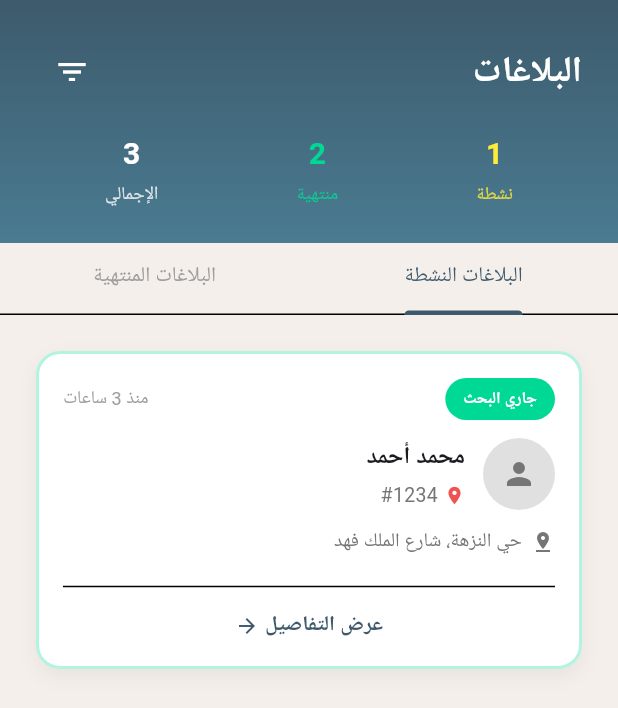
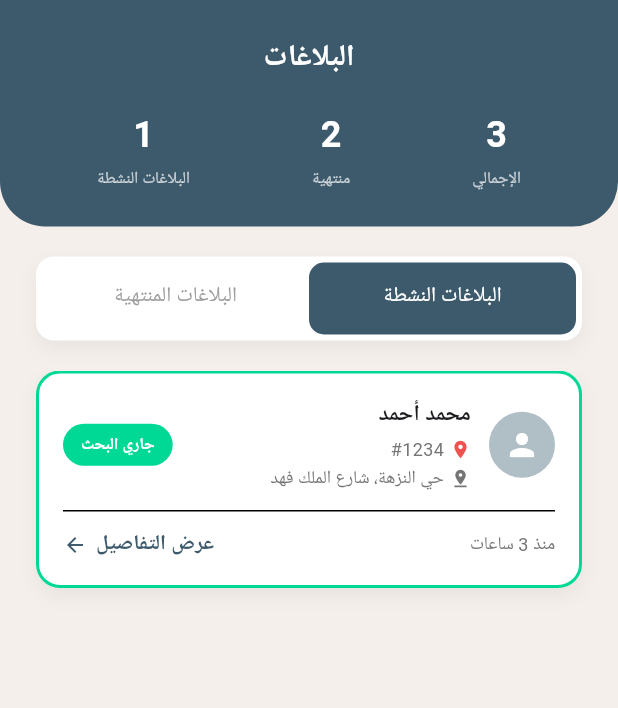
Before and after one commit to sarabashawri/Janah_f, a Flutter app: the ReportsListScreen screen opened by its route, on a phone screen of 412 x 824 dp. Shown: the top 708 px of the screen. Run offline on Flutter 3.47's test engine with Material 3 defaults, Android fonts, the phone set to English and light mode, and no system bars; our stand-ins replace google_fonts, image_picker.

Commit message:
Update reports_list_screen.dart

```diff
--- a/lib/screens/guardian/reports_list_screen.dart
+++ b/lib/screens/guardian/reports_list_screen.dart
@@ -28,70 +28,83 @@ class _ReportsListScreenState extends State<ReportsListScreen>
     return Directionality(
       textDirection: TextDirection.rtl,
       child: Scaffold(
-        backgroundColor: const Color(0xFFF4EFEB), // ✅ اللون الموحد
+        backgroundColor: const Color(0xFFF4EFEB),
         body: SafeArea(
           child: Column(
             children: [
-              // Header
+              // Header مع الأرقام
               Container(
                 width: double.infinity,
                 padding: const EdgeInsets.all(24),
                 decoration: const BoxDecoration(
-                  gradient: LinearGradient(
-                    begin: Alignment.topCenter,
-                    end: Alignment.bottomCenter,
-                    colors: [Color(0xFF3D5A6C), Color(0xFF4A7B91)],
+                  color: Color(0xFF3D5A6C),
+                  borderRadius: BorderRadius.only(
+                    bottomLeft: Radius.circular(30),
+                    bottomRight: Radius.circular(30),
                   ),
                 ),
                 child: Column(
                   children: [
-                    Row(
-                      mainAxisAlignment: MainAxisAlignment.spaceBetween,
-                      children: [
                     const Text(
                       'البلاغات',
                       style: TextStyle(
-                            fontSize: 24,
+                        fontSize: 20,
                         fontWeight: FontWeight.w700,
                         color: Colors.white,
                       ),
                     ),
-                        IconButton(
-                          onPressed: () {},
-                          icon: const Icon(
-                            Icons.filter_list,
-                            color: Colors.white,
-                          ),
-                        ),
-                      ],
-                    ),
-                    const SizedBox(height: 16),
+                    const SizedBox(height: 20),
+
+                    // الأرقام في الـ Header
                     Row(
                       mainAxisAlignment: MainAxisAlignment.spaceAround,
                       children: [
-                        _buildStatChip('نشطة', '1', const Color(0xFFFFEB3B)),
+                        _buildStatChip('الإجمالي', '3', Colors.white),
                         _buildStatChip('منتهية', '2', const Color(0xFF00D995)),
-                        _buildStatChip('الإجمالي', '3', Colors.white),
+                        _buildStatChip('البلاغات النشطة', '1', const Color(0xFFFFEB3B)),
                       ],
                     ),
                   ],
                 ),
               ),
 
-              // Tabs
-              Container(
-                color: const Color(0xFFF4EFEB), // ✅ بدل الأبيض
+              const SizedBox(height: 20),
+
+              // Tabs في مربع أبيض
+              Padding(
+                padding: const EdgeInsets.symmetric(horizontal: 24),
+                child: Container(
+                  padding: const EdgeInsets.all(4),
+                  decoration: BoxDecoration(
+                    color: Colors.white,
+                    borderRadius: BorderRadius.circular(12),
+                    boxShadow: [
+                      BoxShadow(
+                        color: Colors.black.withOpacity(0.05),
+                        blurRadius: 10,
+                        offset: const Offset(0, 5),
+                      ),
+                    ],
+                  ),
                   child: TabBar(
                     controller: _tabController,
-                  labelColor: const Color(0xFF3D5A6C),
+                    labelColor: Colors.white,
                     unselectedLabelColor: const Color(0xFF9E9E9E),
-                  indicatorColor: const Color(0xFF3D5A6C),
+                    indicatorSize: TabBarIndicatorSize.tab,
+                    indicator: BoxDecoration(
+                      color: const Color(0xFF3D5A6C),
+                      borderRadius: BorderRadius.circular(10),
+                    ),
+                    dividerColor: Colors.transparent,
                     tabs: const [
                       Tab(text: 'البلاغات النشطة'),
                       Tab(text: 'البلاغات المنتهية'),
                     ],
                   ),
                 ),
+              ),
+
+              const SizedBox(height: 20),
 
               // Tab Content
               Expanded(
@@ -115,19 +128,20 @@ class _ReportsListScreenState extends State<ReportsListScreen>
       children: [
         Text(
           count,
-          style: TextStyle(
-            fontSize: 20,
+          style: const TextStyle(
+            fontSize: 24,
             fontWeight: FontWeight.w700,
-            color: color,
+            color: Colors.white,
           ),
         ),
         const SizedBox(height: 4),
         Text(
           label,
-          style: TextStyle(
-            fontSize: 12,
-            color: color.withOpacity(0.8),
+          style: const TextStyle(
+            fontSize: 11,
+            color: Colors.white70,
           ),
+          textAlign: TextAlign.center,
         ),
       ],
     );
@@ -135,7 +149,7 @@ class _ReportsListScreenState extends State<ReportsListScreen>
 
   Widget _buildActiveReports() {
     return ListView(
-      padding: const EdgeInsets.all(24),
+      padding: const EdgeInsets.symmetric(horizontal: 24),
       children: [
         _buildReportCard(
           reportId: '#1234',
@@ -151,7 +165,7 @@ class _ReportsListScreenState extends State<ReportsListScreen>
 
   Widget _buildClosedReports() {
     return ListView(
-      padding: const EdgeInsets.all(24),
+      padding: const EdgeInsets.symmetric(horizontal: 24),
       children: [
         _buildReportCard(
           reportId: '#1235',
@@ -182,18 +196,13 @@ class _ReportsListScreenState extends State<ReportsListScreen>
     required String status,
     required Color statusColor,
   }) {
-    return InkWell(
-      onTap: () {
-        Navigator.of(context).pushNamed('/guardian/report-details');
-      },
-      borderRadius: BorderRadius.circular(16),
-      child: Container(
+    return Container(
       margin: const EdgeInsets.only(bottom: 12),
       padding: const EdgeInsets.all(16),
       decoration: BoxDecoration(
         color: Colors.white,
         borderRadius: BorderRadius.circular(16),
-          border: Border.all(color: statusColor.withOpacity(0.3), width: 2),
+        border: Border.all(color: statusColor, width: 2),
         boxShadow: [
           BoxShadow(
             color: Colors.black.withOpacity(0.05),
@@ -203,13 +212,54 @@ class _ReportsListScreenState extends State<ReportsListScreen>
         ],
       ),
       child: Column(
+        children: [
+          // الصف الأول: أيقونة + اسم + رقم + موقع (يسار) | حالة (يمين)
+          Row(
+            children: [
+              const CircleAvatar(
+                radius: 22,
+                backgroundColor: Color(0xFFB0BEC5),
+                child: Icon(Icons.person, color: Colors.white),
+              ),
+              const SizedBox(width: 12),
+              Expanded(
+                child: Column(
                   crossAxisAlignment: CrossAxisAlignment.start,
                   children: [
+                    Text(
+                      childName,
+                      style: const TextStyle(
+                        fontSize: 15,
+                        fontWeight: FontWeight.w700,
+                      ),
+                    ),
+                    const SizedBox(height: 4),
                     Row(
                       children: [
+                        const Icon(Icons.location_on, size: 14, color: Color(0xFFEF5350)),
+                        const SizedBox(width: 4),
+                        Text(
+                          reportId,
+                          style: const TextStyle(fontSize: 12, color: Color(0xFF757575)),
+                        ),
+                      ],
+                    ),
+                    const SizedBox(height: 2),
+                    Row(
+                      children: [
+                        const Icon(Icons.pin_drop, size: 14, color: Color(0xFF757575)),
+                        const SizedBox(width: 4),
+                        Text(
+                          location,
+                          style: const TextStyle(fontSize: 12, color: Color(0xFF757575)),
+                        ),
+                      ],
+                    ),
+                  ],
+                ),
+              ),
               Container(
-                  padding: const EdgeInsets.symmetric(
-                      horizontal: 12, vertical: 6),
+                padding: const EdgeInsets.symmetric(horizontal: 12, vertical: 6),
                 decoration: BoxDecoration(
                   color: statusColor,
                   borderRadius: BorderRadius.circular(20),
@@ -223,84 +273,27 @@ class _ReportsListScreenState extends State<ReportsListScreen>
                   ),
                 ),
               ),
-                const Spacer(),
-                Text(
-                  time,
-                  style: const TextStyle(
-                    fontSize: 12,
-                    color: Color(0xFF9E9E9E),
-                  ),
-                ),
             ],
           ),
           const SizedBox(height: 12),
-            Row(
-              children: [
-                const CircleAvatar(
-                  radius: 24,
-                  backgroundColor: Color(0xFFE0E0E0),
-                  child: Icon(Icons.person, color: Color(0xFF757575)),
-                ),
-                const SizedBox(width: 12),
-                Expanded(
-                  child: Column(
-                    crossAxisAlignment: CrossAxisAlignment.start,
+          const Divider(height: 1),
+          const SizedBox(height: 12),
+          // الصف الأخير: منذ X (يسار) | عرض التفاصيل (يمين)
+          InkWell(
+            onTap: () {
+              Navigator.of(context).pushNamed(
+                '/guardian/report-details',
+                arguments: reportId,
+              );
+            },
+            child: Row(
+              mainAxisAlignment: MainAxisAlignment.spaceBetween,
               children: [
                 Text(
-                        childName,
-                        style: const TextStyle(
-                          fontSize: 16,
-                          fontWeight: FontWeight.w700,
+                  time,
+                  style: const TextStyle(fontSize: 12, color: Color(0xFF757575)),
                 ),
-                      ),
-                      const SizedBox(height: 4),
-                      Row(
-                        children: [
-                          const Icon(
-                            Icons.location_on,
-                            size: 14,
-                            color: Color(0xFFEF5350),
-                          ),
-                          const SizedBox(width: 4),
-                          Text(
-                            reportId,
-                            style: const TextStyle(
-                              fontSize: 13,
-                              color: Color(0xFF757575),
-                            ),
-                          ),
-                        ],
-                      ),
-                    ],
-                  ),
-                ),
-              ],
-            ),
-            const SizedBox(height: 12),
-            Row(
-              children: [
-                const Icon(
-                  Icons.pin_drop,
-                  size: 16,
-                  color: Color(0xFF757575),
-                ),
-                const SizedBox(width: 6),
-                Expanded(
-                  child: Text(
-                    location,
-                    style: const TextStyle(
-                      fontSize: 13,
-                      color: Color(0xFF757575),
-                    ),
-                  ),
-                ),
-              ],
-            ),
-            const SizedBox(height: 12),
-            const Divider(),
-            const SizedBox(height: 8),
                 const Row(
-              mainAxisAlignment: MainAxisAlignment.center,
                   children: [
                     Text(
                       'عرض التفاصيل',
@@ -310,17 +303,15 @@ class _ReportsListScreenState extends State<ReportsListScreen>
                         color: Color(0xFF3D5A6C),
                       ),
                     ),
-                SizedBox(width: 4),
-                Icon(
-                  Icons.arrow_back,
-                  size: 16,
-                  color: Color(0xFF3D5A6C),
-                ),
+                    SizedBox(width: 6),
+                    Icon(Icons.arrow_forward, size: 16, color: Color(0xFF3D5A6C)),
                   ],
                 ),
               ],
             ),
           ),
+        ],
+      ),
     );
   }
 }
```
Lines whose indentation alone changed are shown as unchanged.
